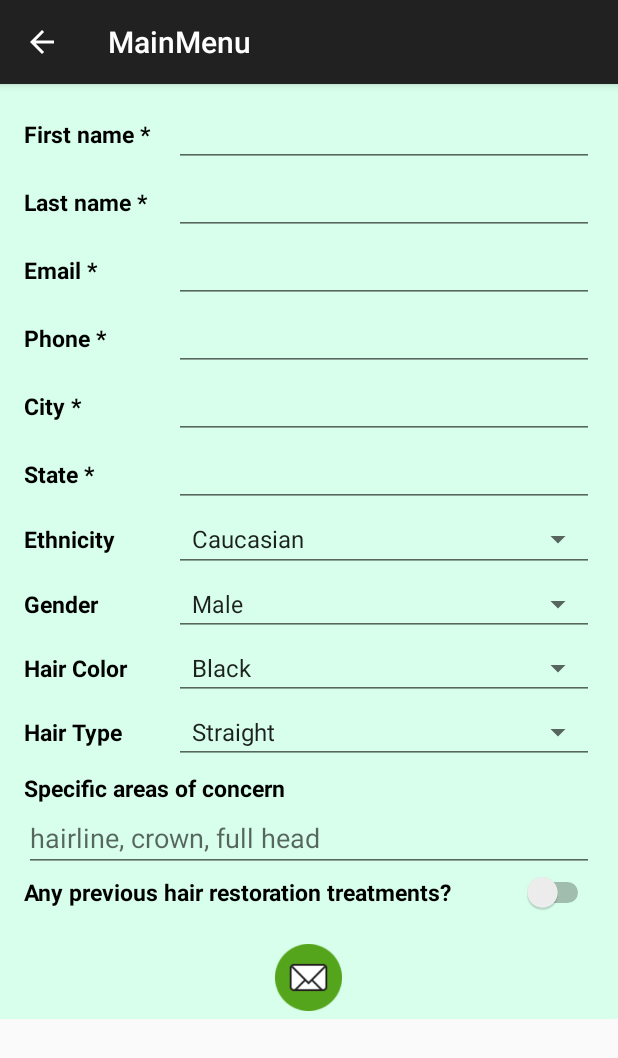
After one commit to irenacher/MainMenu, an Android app: the RequestFormActivity screen opened directly, with no data from a screen before it, on a phone screen of 412 x 824 dp. The commit adds this screen. Shown: the top 1058 px of the screen. Run offline under Robolectric (Android 15) with nearby library versions, the phone set to English and light mode, and no system bars.

Commit message:
Added two new activities - Photos and RequestForm with all necessary layouts and resources (in the Online Consultation Request flow)

```diff
--- a/app/src/main/java/com/example/irenachernyak/mainmenu/MainActivity.java
+++ b/app/src/main/java/com/example/irenachernyak/mainmenu/MainActivity.java
@@ -66,4 +66,9 @@ public class MainActivity extends AppCompatActivity {
         Intent intent = new Intent(this, TakeSelfieActivity.class);
         startActivity(intent);
     }
+
+    public void onConsultationRequest(View view) {
+        Intent intent = new Intent(this, RequestPhotosActivity.class);
+        startActivity(intent);
+    }
 }
--- /dev/null
+++ b/app/src/main/java/com/example/irenachernyak/mainmenu/RequestFormActivity.java
@@ -0,0 +1,68 @@
+package com.example.irenachernyak.mainmenu;
+
+import android.os.Bundle;
+import android.support.v7.app.AppCompatActivity;
+import android.view.View;
+import android.widget.AdapterView;
+import android.widget.ArrayAdapter;
+import android.widget.Spinner;
+
+
+/**
+ * Created by irenachernyak on 9/23/15.
+ */
+public class RequestFormActivity extends AppCompatActivity implements AdapterView.OnItemSelectedListener {
+    @Override
+    protected void onCreate(Bundle savedInstanceState) {
+        super.onCreate(savedInstanceState);
+        setContentView(R.layout.request_form_layout);
+
+        addItemsToSpinners();
+        findViewById(R.id.mainLayout).requestFocus();
+    }
+
+    public void addItemsToSpinners()
+    {
+        Spinner ethnicity_spinner = (Spinner)findViewById(R.id.ethnicity_spinner);
+        Spinner gender_spinner = (Spinner)findViewById(R.id.gender_spinner);
+        Spinner haircolor_spinner = (Spinner)findViewById(R.id.hcolor_spinner);
+        Spinner hairtype_spinner = (Spinner)findViewById(R.id.htype_spinner);
+
+        ArrayAdapter<CharSequence> ethnicity_spinner_adapter = ArrayAdapter.createFromResource(this, R.array.ethnicity_names, android.R.layout.simple_spinner_item);
+        ethnicity_spinner_adapter.setDropDownViewResource(android.R.layout.simple_spinner_dropdown_item);
+        ethnicity_spinner.setAdapter(ethnicity_spinner_adapter);
+
+        ArrayAdapter<CharSequence> gender_spinner_adapter = ArrayAdapter.createFromResource(this, R.array.gender_names, android.R.layout.simple_spinner_item);
+        gender_spinner_adapter.setDropDownViewResource(android.R.layout.simple_spinner_dropdown_item);
+        gender_spinner.setAdapter(gender_spinner_adapter);
+
+        ArrayAdapter<CharSequence> haircolor_spinner_adapter = ArrayAdapter.createFromResource(this, R.array.hair_colors, android.R.layout.simple_spinner_item);
+        haircolor_spinner_adapter.setDropDownViewResource(android.R.layout.simple_spinner_dropdown_item);
+        haircolor_spinner.setAdapter(haircolor_spinner_adapter);
+
+        ArrayAdapter<CharSequence> hairtype_spinner_adapter = ArrayAdapter.createFromResource(this, R.array.hair_types, android.R.layout.simple_spinner_item);
+        hairtype_spinner_adapter.setDropDownViewResource(android.R.layout.simple_spinner_dropdown_item);
+        hairtype_spinner.setAdapter(hairtype_spinner_adapter);
+
+        ethnicity_spinner.setOnItemSelectedListener(this);
+        gender_spinner.setOnItemSelectedListener(this);
+        haircolor_spinner.setOnItemSelectedListener(this);
+        hairtype_spinner.setOnItemSelectedListener(this);
+    }
+
+    //========= OnItemSelectedListener implementation =================
+    @Override
+    public void onItemSelected(AdapterView<?> parent, View view, int position, long id) {
+        String itemSelected= parent.getItemAtPosition(position).toString();
+//        Toast.makeText(parent.getContext(), "Selected: " + itemSelected, Toast.LENGTH_SHORT).show();
+    }
+
+    @Override
+    public void onNothingSelected(AdapterView<?> parent) {
+
+    }
+
+
+    public void onSubmitRequest(View view) {
+    }
+}
--- a/app/src/main/res/layout/activity_main.xml
+++ b/app/src/main/res/layout/activity_main.xml
@@ -58,7 +58,8 @@
         style = "@style/MenuButtonStyle"
         android:text="@string/request_option"
         android:id="@+id/request_button"
-        android:drawableLeft="@drawable/request"/>
+        android:drawableLeft="@drawable/request"
+        android:onClick="onConsultationRequest"/>
 
     <Button
         style = "@style/MenuButtonStyle"
--- /dev/null
+++ b/app/src/main/res/layout/request_form_layout.xml
@@ -0,0 +1,348 @@
+<?xml version="1.0" encoding="utf-8"?>
+<ScrollView xmlns:android="http://schemas.android.com/apk/res/android"
+    android:layout_width="fill_parent"
+    android:layout_height="wrap_content"
+    android:background="#d7ffeb"
+    android:id="@+id/mainLayout"
+    android:focusableInTouchMode="true">
+
+    <RelativeLayout
+        android:layout_width="fill_parent"
+        android:layout_height="fill_parent">
+
+
+        <LinearLayout
+                android:layout_width="fill_parent"
+                android:layout_height="wrap_content"
+                android:orientation="horizontal"
+                android:layout_marginTop="10dp"
+                android:id="@+id/firstname_layout"
+                android:layout_marginLeft="@dimen/activity_horizontal_margin"
+                android:layout_marginRight="@dimen/activity_horizontal_margin"
+                android:layout_weight="1">
+
+                <TextView
+                    android:layout_width="100dp"
+                    android:layout_height="wrap_content"
+                    android:text="First name *"
+                    android:id="@+id/textView3"
+                    style="@style/RequestFormTextView"/>
+
+                <EditText
+                    android:layout_width="wrap_content"
+                    android:layout_height="wrap_content"
+                    android:inputType="textPersonName"
+                    android:ems="10"
+                    android:id="@+id/editFirstNameText"
+                    android:layout_weight="1"
+                    android:singleLine="true"
+                    style="@style/RequestFormEditView"/>
+
+            </LinearLayout>
+
+            <LinearLayout
+                android:orientation="horizontal"
+                android:layout_width="match_parent"
+                android:layout_height="wrap_content"
+                android:layout_below="@+id/firstname_layout"
+                android:id="@+id/lastname_layout"
+                android:layout_marginLeft="@dimen/activity_horizontal_margin"
+                android:layout_marginRight="@dimen/activity_horizontal_margin"
+                android:layout_weight="1">
+
+                <TextView
+                    android:layout_width="100dp"
+                    android:layout_height="wrap_content"
+                    android:text="Last name *"
+                    android:id="@+id/textView4"
+                    style="@style/RequestFormTextView"/>
+
+                 <EditText
+                    android:layout_width="wrap_content"
+                    android:layout_height="wrap_content"
+                    android:inputType="textPersonName"
+                    android:ems="10"
+                    android:id="@+id/editLastNameText"
+                    android:layout_weight="1"
+                     android:singleLine="true"
+                     style="@style/RequestFormEditView"/>
+            </LinearLayout>
+
+            <LinearLayout
+                android:orientation="horizontal"
+                android:layout_width="match_parent"
+                android:layout_height="wrap_content"
+                android:layout_below="@+id/lastname_layout"
+                android:id="@+id/email_layout"
+                android:layout_marginLeft="@dimen/activity_horizontal_margin"
+                android:layout_marginRight="@dimen/activity_horizontal_margin"
+                android:layout_weight="1">
+
+                <TextView
+                    android:layout_width="100dp"
+                    android:layout_height="wrap_content"
+                    android:text="Email *"
+                    android:id="@+id/email_textView"
+                    style="@style/RequestFormTextView"/>
+
+                <EditText
+                    android:layout_width="wrap_content"
+                    android:layout_height="wrap_content"
+                    android:id="@+id/email_editText"
+                    android:layout_weight="1"
+                    android:inputType="textEmailAddress"
+                    android:singleLine="true"
+                    style="@style/RequestFormEditView"/>
+
+            </LinearLayout>
+
+            <LinearLayout
+                android:orientation="horizontal"
+                android:layout_width="match_parent"
+                android:layout_height="wrap_content"
+                android:layout_below="@+id/email_layout"
+                android:id="@+id/phone_layout"
+                android:layout_marginLeft="@dimen/activity_horizontal_margin"
+                android:layout_marginRight="@dimen/activity_horizontal_margin"
+                android:layout_weight="1">
+
+                <TextView
+                    android:layout_width="100dp"
+                    android:layout_height="wrap_content"
+                    android:text="Phone *"
+                    android:id="@+id/phone_textView"
+                    style="@style/RequestFormTextView"/>
+
+                <EditText
+                    android:layout_width="wrap_content"
+                    android:layout_height="wrap_content"
+                    android:inputType="phone"
+                    android:layout_weight="1"
+                    android:id="@+id/phone_editText"
+                    android:singleLine="true"
+                    style="@style/RequestFormEditView"/>
+            </LinearLayout>
+
+            <LinearLayout
+                android:layout_width="match_parent"
+                android:layout_height="wrap_content"
+                android:orientation="horizontal"
+                android:layout_below="@+id/phone_layout"
+                android:id="@+id/city_layout"
+                android:layout_marginLeft="@dimen/activity_horizontal_margin"
+                android:layout_marginRight="@dimen/activity_horizontal_margin"
+                android:layout_weight="1">
+
+                <TextView
+                    android:layout_width="100dp"
+                    android:layout_height="wrap_content"
+                    android:text="City *"
+                    android:id="@+id/city_textView"
+                    style="@style/RequestFormTextView"/>
+                <EditText
+                    android:layout_width="wrap_content"
+                    android:layout_height="wrap_content"
+                    android:id="@+id/city_editText"
+                    android:layout_weight="1"
+                    android:singleLine="true"
+                    style="@style/RequestFormEditView"/>
+
+            </LinearLayout>
+
+            <LinearLayout
+                android:orientation="horizontal"
+                android:layout_width="match_parent"
+                android:layout_height="wrap_content"
+                android:layout_below="@+id/city_layout"
+                android:id="@+id/state_layout"
+                android:layout_marginLeft="@dimen/activity_horizontal_margin"
+                android:layout_marginRight="@dimen/activity_horizontal_margin"
+                android:layout_weight="1">
+
+                <TextView
+                    android:layout_width="100dp"
+                    android:layout_height="wrap_content"
+                    android:text="State *"
+                    android:id="@+id/state_textView"
+                    style="@style/RequestFormTextView"/>
+
+                <EditText
+                    android:layout_width="wrap_content"
+                    android:layout_height="wrap_content"
+                    android:id="@+id/state_editText"
+                    android:layout_weight="1"
+                    android:singleLine="true"
+                    style="@style/RequestFormEditView"/>
+            </LinearLayout>
+
+            <LinearLayout
+                android:orientation="horizontal"
+                android:layout_width="match_parent"
+                android:layout_height="wrap_content"
+                android:layout_below="@+id/state_layout"
+                android:id="@+id/ethnicity_layout"
+                android:layout_marginLeft="@dimen/activity_horizontal_margin"
+                android:layout_marginRight="@dimen/activity_horizontal_margin"
+                android:layout_weight="1">
+
+                <TextView
+                    android:layout_width="100dp"
+                    android:layout_height="wrap_content"
+                    android:text="Ethnicity"
+                    android:id="@+id/ethnicity_textView"
+                    style="@style/RequestFormTextView"/>
+
+                <Spinner
+                    android:layout_width="match_parent"
+                    android:layout_height="43dp"
+                    android:id="@+id/ethnicity_spinner"
+                    style="@style/Base.Widget.AppCompat.Spinner.Underlined"
+                    />
+            </LinearLayout>
+
+            <LinearLayout
+                android:orientation="horizontal"
+                android:layout_width="match_parent"
+                android:layout_height="wrap_content"
+                android:layout_below="@+id/ethnicity_layout"
+                android:id="@+id/gender_layout"
+                android:layout_marginLeft="@dimen/activity_horizontal_margin"
+                android:layout_marginRight="@dimen/activity_horizontal_margin"
+                android:layout_weight="1">
+
+                <TextView
+                    android:layout_width="100dp"
+                    android:layout_height="wrap_content"
+                    android:text="Gender"
+                    android:id="@+id/gender_textView"
+                    style="@style/RequestFormTextView"/>
+
+                <Spinner
+                    android:layout_width="103dp"
+                    android:layout_height="wrap_content"
+                    android:id="@+id/gender_spinner"
+                    android:layout_weight="1"
+                    style="@style/Base.Widget.AppCompat.Spinner.Underlined"
+                    />
+            </LinearLayout>
+
+            <LinearLayout
+                android:orientation="horizontal"
+                android:layout_width="match_parent"
+                android:layout_height="wrap_content"
+                android:layout_below="@+id/gender_layout"
+                android:id="@+id/haircolor_layout"
+                android:layout_marginLeft="@dimen/activity_horizontal_margin"
+                android:layout_marginRight="@dimen/activity_horizontal_margin"
+                android:layout_weight="1">
+
+                <TextView
+                    android:layout_width="100dp"
+                    android:layout_height="wrap_content"
+                    android:text="Hair Color"
+                    android:id="@+id/hcolor_textView"
+                    style="@style/RequestFormTextView"/>
+
+                <Spinner
+                    android:layout_width="109dp"
+                    android:layout_height="wrap_content"
+                    android:id="@+id/hcolor_spinner"
+                    android:layout_weight="1"
+                    style="@style/Base.Widget.AppCompat.Spinner.Underlined"/>
+                    />
+            </LinearLayout>
+
+            <LinearLayout
+                android:orientation="horizontal"
+                android:layout_width="match_parent"
+                android:layout_height="wrap_content"
+                android:layout_below="@+id/haircolor_layout"
+                android:id="@+id/hairtype_layout"
+                android:layout_marginLeft="@dimen/activity_horizontal_margin"
+                android:layout_marginRight="@dimen/activity_horizontal_margin"
+                android:layout_weight="1">
+
+                <TextView
+                    android:layout_width="100dp"
+                    android:layout_height="wrap_content"
+                    android:text="Hair Type"
+                    android:id="@+id/htype_textView"
+                    style="@style/RequestFormTextView"/>
+
+                <Spinner
+                    android:layout_width="103dp"
+                    android:layout_height="wrap_content"
+                    android:id="@+id/htype_spinner"
+                    android:layout_weight="1"
+                    style="@style/Base.Widget.AppCompat.Spinner.Underlined"/>
+            </LinearLayout>
+
+            <TextView
+                android:layout_width="match_parent"
+                android:layout_height="wrap_content"
+                android:text="Specific areas of concern"
+                android:id="@+id/concerns_textView"
+                android:layout_below="@+id/hairtype_layout"
+                android:layout_marginLeft="@dimen/activity_horizontal_margin"
+                android:layout_marginRight="@dimen/activity_horizontal_margin"
+                android:layout_marginTop="5dp"
+                android:layout_weight="1"
+                style="@style/RequestFormTextView"/>
+
+            <EditText
+                android:layout_width="match_parent"
+                android:layout_height="wrap_content"
+                android:id="@+id/concerns_editText"
+                android:layout_below="@+id/concerns_textView"
+                android:layout_marginLeft="@dimen/activity_horizontal_margin"
+                android:layout_marginRight="@dimen/activity_horizontal_margin"
+                android:layout_weight="1"
+                android:hint="hairline, crown, full head"
+                android:singleLine="true"
+                style="@style/RequestFormEditView"/>
+
+            <LinearLayout
+                android:layout_width="match_parent"
+                android:layout_height="wrap_content"
+                android:orientation="horizontal"
+                android:layout_below="@+id/concerns_editText"
+                android:id="@+id/user_consent_layout"
+                android:layout_weight="1"
+                android:layout_marginLeft="@dimen/activity_horizontal_margin"
+                android:layout_marginRight="@dimen/activity_horizontal_margin"
+                android:layout_marginBottom="5dp">
+
+                <TextView
+                    android:layout_width="wrap_content"
+                    android:layout_height="wrap_content"
+                    android:text="Any previous hair restoration treatments?"
+                    android:id="@+id/treatments_textView"
+                    android:layout_weight="1"
+                    style="@style/RequestFormTextView"
+                    />
+
+                <Switch
+                    android:layout_width="wrap_content"
+                    android:layout_height="wrap_content"
+                    android:id="@+id/treatments_switch"
+                    android:layout_weight="1"
+                    />
+
+            </LinearLayout>
+
+    <ImageButton
+        android:layout_width="50dp"
+        android:layout_height="50dp"
+        android:src="@drawable/button_email"
+        android:id="@+id/imageButton"
+        android:layout_gravity="center_horizontal"
+        android:layout_below="@+id/user_consent_layout"
+        android:paddingBottom="5dp"
+        android:layout_alignParentBottom="false"
+        android:layout_centerInParent="true"
+        android:scaleType="fitCenter"
+        android:background="#d7ffeb"
+        android:layout_marginTop="15dp"
+        android:onClick="onSubmitRequest"/>
+    </RelativeLayout>
+</ScrollView>
--- a/app/src/main/res/layout/take_selfie_layout.xml
+++ b/app/src/main/res/layout/take_selfie_layout.xml
@@ -35,5 +35,6 @@
         android:layout_gravity="center_horizontal"
         android:src="@drawable/button_camera"
         android:layout_marginTop="10dp"
-        android:onClick="onEvaluateHairLoss"/>
+        android:onClick="onEvaluateHairLoss"
+        android:background="#d7ffeb" />
 </LinearLayout>
--- /dev/null
+++ b/app/src/main/res/values/spinner_inputs.xml
@@ -0,0 +1,31 @@
+<?xml version="1.0" encoding="utf-8"?>
+<resources>
+    <string-array name="ethnicity_names">
+        <item>Caucasian</item>
+        <item>African American</item>
+        <item>Asian</item>
+        <item>Hispanic</item>
+        <item>Middle Eastern</item>
+        <item>Pacific Islander</item>
+    </string-array>
+
+    <string-array name="gender_names">
+        <item>Male</item>
+        <item>Female</item>
+    </string-array>
+
+    <string-array name="hair_colors">
+        <item>Black</item>
+        <item>Blonde</item>
+        <item>Brown</item>
+        <item>Grey/White</item>
+        <item>Red</item>
+    </string-array>
+
+    <string-array name="hair_types">
+        <item>Straight</item>
+        <item>Wavy</item>
+        <item>Curly</item>
+    </string-array>
+
+</resources>
--- a/app/src/main/res/values/styles.xml
+++ b/app/src/main/res/values/styles.xml
@@ -28,4 +28,15 @@
         <item name="android:background">#d7ffeb</item>
      </style>
 
+    <style name="RequestFormTextView">
+        <item name="android:textStyle">bold</item>
+        <item name="android:textSize">15sp</item>
+        <item name="android:textColor">#000000</item>
+    </style>
+
+    <style name="RequestFormEditView">
+         <item name="android:textColor">#000000</item>
+    </style>
+
+
 </resources>
```
Also changed, not shown: app/src/main/AndroidManifest.xml (+15 -0 lines), app/src/main/java/com/example/irenachernyak/mainmenu/RequestPhotosActivity.java (added, +24 -0 lines), app/src/main/res/layout/request_photos_layout.xml (added, +149 -0 lines), app/src/main/res/values/strings.xml (+8 -0 lines), app/src/main/res/drawable/button_email.png (added), app/src/main/res/drawable/button_next.png (added), app/src/main/res/drawable/photos_back.png (added), app/src/main/res/drawable/photos_front.png (added), app/src/main/res/drawable/photos_left.png (added), app/src/main/res/drawable/photos_right.png (added), app/src/main/res/drawable/photos_top.png (added).
